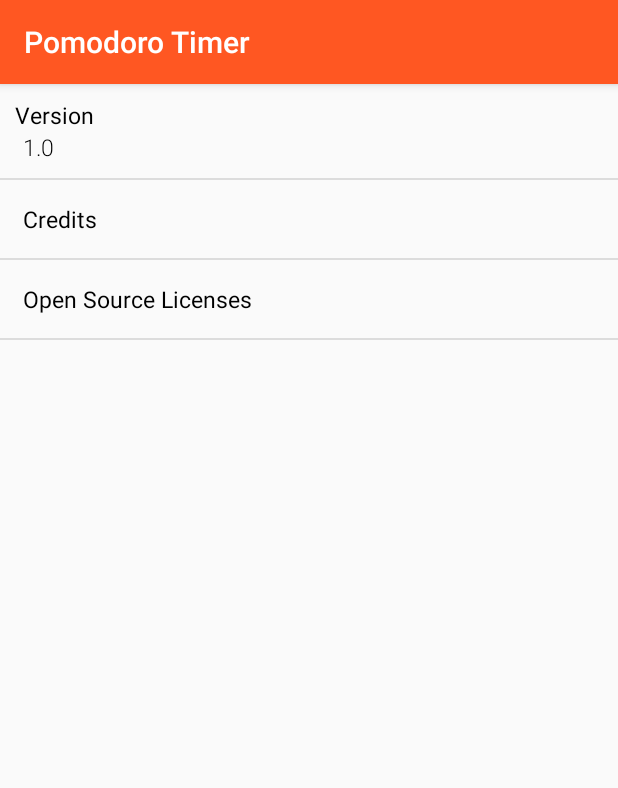
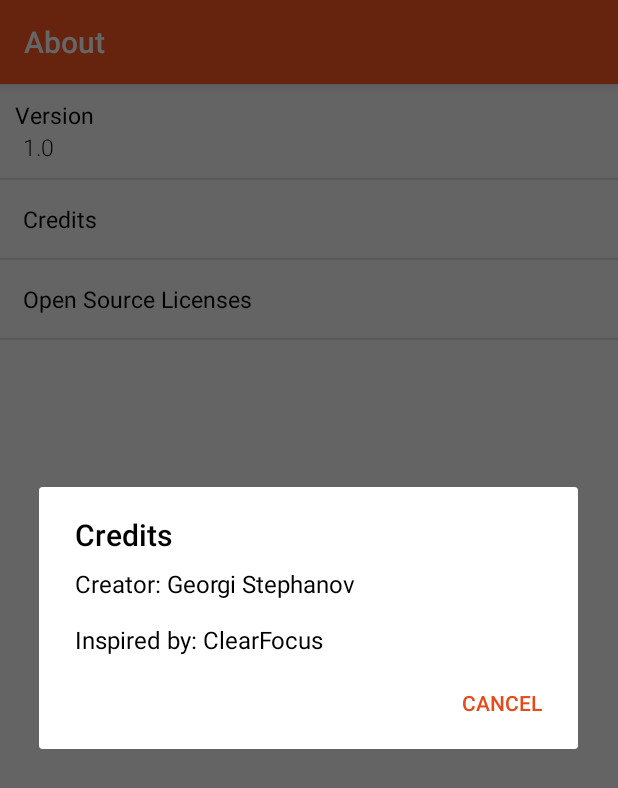
Before and after one commit to georgistephanov/AndroidPomodoroTimer, an Android app: the AboutActivity screen opened directly, with no data from a screen before it, after a tap on "Credits", on a phone screen of 412 x 824 dp. Shown: the top 788 px of the screen. Run offline under Robolectric (Android 15) with nearby library versions, the phone set to English and light mode, and no system bars; libraries missing offline, so code that uses them is left out: de.psdev.licensesdialog.

Commit message:
Completed the about activity and started working on the statistics activity

```diff
--- a/app/build.gradle
+++ b/app/build.gradle
@@ -32,7 +32,9 @@ dependencies {
 	implementation 'com.android.support:appcompat-v7:26.1.0'
 	implementation 'com.android.support.constraint:constraint-layout:1.0.2'
 	implementation 'com.android.support:support-v4:26.1.0'
+	compile 'com.jjoe64:graphview:4.2.1'
 	compile 'com.android.support.constraint:constraint-layout:1.0.2'
+	compile('de.psdev.licensesdialog:licensesdialog:1.8.3')
 	testImplementation 'junit:junit:4.12'
 	androidTestImplementation 'com.android.support.test:runner:1.0.1'
 	androidTestImplementation 'com.android.support.test.espresso:espresso-core:3.0.1'
--- a/app/src/main/java/com/georgistephanov/android/pomodorotimer/AboutActivity.java
+++ b/app/src/main/java/com/georgistephanov/android/pomodorotimer/AboutActivity.java
@@ -1,5 +1,7 @@
 package com.georgistephanov.android.pomodorotimer;
 
+import android.app.Dialog;
+import android.app.DialogFragment;
 import android.app.ListActivity;
 import android.content.Context;
 import android.os.Bundle;
@@ -10,6 +12,13 @@ import android.view.ViewGroup;
 import android.widget.ArrayAdapter;
 import android.widget.ListView;
 import android.widget.TextView;
+
+import de.psdev.licensesdialog.LicensesDialog;
+import de.psdev.licensesdialog.licenses.ApacheSoftwareLicense20;
+import de.psdev.licensesdialog.licenses.CreativeCommonsAttribution30Unported;
+import de.psdev.licensesdialog.licenses.License;
+import de.psdev.licensesdialog.model.Notice;
+import de.psdev.licensesdialog.model.Notices;
 
 /**
  * Created by Georgi on 07-Dec-17.
@@ -28,6 +37,7 @@ public class AboutActivity extends ListActivity {
 	public void onCreate(@Nullable Bundle savedInstanceState) {
 		super.onCreate(savedInstanceState);
 		setContentView(R.layout.activity_about);
+		setTitle(getResources().getString(R.string.menu_about));
 
 		// Populate the list
 		setListAdapter(new CustomAdapter(this));
@@ -36,6 +46,40 @@ public class AboutActivity extends ListActivity {
 	@Override
 	protected void onListItemClick(ListView l, View v, int position, long id) {
 		super.onListItemClick(l, v, position, id);
+
+		if (aboutNames[position].equals(aboutNames[1])) {
+
+			CreditsFragment fragment = new CreditsFragment();
+			fragment.setContext(this);
+			Dialog dialog = fragment.onCreateDialog(null);
+			dialog.show();
+
+		} else if (aboutNames[position].equals(aboutNames[2])) {
+			final Notices notices = new Notices();
+			final License apacheLicense = new ApacheSoftwareLicense20();
+			final License ccLicense = new CreativeCommonsAttribution30Unported();
+
+			notices.addNotice(new Notice(
+				"Notification sounds",
+				"https://notificationsounds.com/",
+				"Licensed under Creative Commons 4.0",
+				ccLicense
+			));
+
+			notices.addNotice(new Notice(
+					"LicensesDialog",
+					"http://psdev.de",
+					"Copyright 2013 Philip Schiffer <admin@psdev.de>",
+					apacheLicense
+			));
+
+
+			new LicensesDialog.Builder(AboutActivity.this)
+					.setNotices(notices)
+					.setTitle("Open Source Licenses")
+					.build()
+					.show();
+		}
 	}
 
 	private class CustomAdapter extends ArrayAdapter<String> {
--- /dev/null
+++ b/app/src/main/java/com/georgistephanov/android/pomodorotimer/CreditsFragment.java
@@ -0,0 +1,41 @@
+package com.georgistephanov.android.pomodorotimer;
+
+import android.app.AlertDialog;
+import android.app.Dialog;
+import android.app.DialogFragment;
+import android.content.Context;
+import android.content.DialogInterface;
+import android.os.Bundle;
+import android.text.Html;
+
+/**
+ * Created by Georgi on 07-Dec-17.
+ */
+
+public class CreditsFragment extends DialogFragment {
+	Context context;
+
+	public void setContext(Context context) {
+		this.context = context;
+	}
+
+	@Override
+	public Dialog onCreateDialog(Bundle savedInstanceState) {
+		if (context == null) {
+			throw new RuntimeException("No context has been provided to the CreditsFragment");
+		}
+
+		AlertDialog.Builder builder = new AlertDialog.Builder(context);
+		builder
+			.setTitle(context.getResources().getString(R.string.credits_title))
+			.setMessage(Html.fromHtml(context.getResources().getString(R.string.credits_body), Html.FROM_HTML_MODE_LEGACY))
+			.setNegativeButton(R.string.cancel, new DialogInterface.OnClickListener() {
+				@Override
+				public void onClick(DialogInterface dialogInterface, int i) {
+					dialogInterface.dismiss();
+				}
+			});
+
+		return builder.create();
+	}
+}
--- a/app/src/main/java/com/georgistephanov/android/pomodorotimer/MainActivity.java
+++ b/app/src/main/java/com/georgistephanov/android/pomodorotimer/MainActivity.java
@@ -137,7 +137,8 @@ public class MainActivity extends Activity implements PopupMenu.OnMenuItemClickL
 	public boolean onMenuItemClick(MenuItem menuItem) {
 		switch(menuItem.getItemId()) {
 			case R.id.menu_statistics:
-				return false;
+				startActivity(new Intent(this, StatisticsActivity.class));
+				return true;
 			case R.id.menu_settings:
 				startActivity(new Intent(this, SettingsActivity.class));
 				return true;
--- a/app/src/main/java/com/georgistephanov/android/pomodorotimer/SettingsActivity.java
+++ b/app/src/main/java/com/georgistephanov/android/pomodorotimer/SettingsActivity.java
@@ -55,6 +55,7 @@ public class SettingsActivity extends Activity {
 	protected void onCreate(Bundle savedInstanceState) {
 		super.onCreate(savedInstanceState);
 		setContentView(R.layout.activity_settings);
+		setTitle(getResources().getString(R.string.menu_settings));
 
 		res = this.getResources();
 
--- a/app/src/main/res/layout/activity_settings.xml
+++ b/app/src/main/res/layout/activity_settings.xml
@@ -1,4 +1,8 @@
 <?xml version="1.0" encoding="utf-8"?>
+<ScrollView xmlns:android="http://schemas.android.com/apk/res/android"
+	android:layout_width="match_parent"
+	android:layout_height="match_parent">
+
 	<LinearLayout
 		xmlns:android="http://schemas.android.com/apk/res/android"
 		xmlns:app="http://schemas.android.com/apk/res-auto"
@@ -12,3 +16,5 @@
 		tools:context="com.georgistephanov.android.pomodorotimer.SettingsActivity">
 
 	</LinearLayout>
+
+</ScrollView>
--- a/app/src/main/res/menu/actions.xml
+++ b/app/src/main/res/menu/actions.xml
@@ -2,7 +2,7 @@
 <menu xmlns:android="http://schemas.android.com/apk/res/android">
 	<item
 		android:id="@+id/menu_statistics"
-		android:title="@string/menu_previous_tasks"/>
+		android:title="@string/menu_statistics"/>
 	<item
 		android:id="@+id/menu_settings"
 		android:title="@string/menu_settings"/>
--- a/app/src/main/res/values/colors.xml
+++ b/app/src/main/res/values/colors.xml
@@ -5,6 +5,7 @@
 	<color name="colorAccent">#E64A19</color>
 
 	<color name="white">#FFF</color>
+	<color name="lightGray">#E0E0E0</color>
 	<color name="gray">#757575</color>
 	<color name="black">#000000</color>
 
--- a/app/src/main/res/values/strings.xml
+++ b/app/src/main/res/values/strings.xml
@@ -13,7 +13,7 @@
 	<string name="notification_break_text">Your break has finished. It\'s time for another task.</string>
 	<string name="title_activity_settings">Settings</string>
 
-	<string name="menu_previous_tasks">History</string>
+	<string name="menu_statistics">Statistics</string>
 	<string name="menu_settings">Settings</string>
 	<string name="menu_about">About</string>
 
@@ -28,12 +28,23 @@
 	<string name="settings_duration_label_minutes">%d minutes</string>
 	<string name="settings_duration_label_sessions">%d sessions</string>
 
-	<string name="settings_notification_play_sound">Play sound</string>
-	<string name="settings_notification_vibrate">Vibrate</string>
+	<string name="settings_notification_vibrate">Vibrate when session ends</string>
+	<string name="settings_notification_play_sound">Play sound when session ends</string>
 
 	<string name="settings_during_keep_screen">Keep the screen on</string>
 	<string name="settings_during_disable_sound_vibration">Disable sounds and vibration</string>
 	<string name="settings_during_disable_wifi">Disable Wi-Fi</string>
 
+	<string name="credits_title">Credits</string>
+	<string name="credits_body">
+			Creator: Georgi Stephanov
+			&lt;br /&gt;
+			&lt;br /&gt;
+			Inspired by: ClearFocus
+	</string>
+	<string name="cancel">Cancel</string>
+
+	<string name="last_month_statistics">Last month</string>
+
 	<string name="plain_string">%s</string>
 </resources>
--- a/app/src/main/res/values/styles.xml
+++ b/app/src/main/res/values/styles.xml
@@ -6,7 +6,17 @@
 		<item name="android:colorPrimary">@color/colorPrimary</item>
 		<item name="android:colorPrimaryDark">@color/colorPrimaryDark</item>
 		<item name="android:colorAccent">@color/colorAccent</item>
-		<item name="android:textColorPrimary">@color/white</item>
+		<item name="android:textColorPrimary">@color/black</item>
+		<item name="android:actionBarStyle">@style/AppTheme.ActionBarStyle</item>
+	</style>
+
+	<style name="AppTheme.ActionBarStyle" parent="@android:style/Widget.Material.Light.ActionBar">
+		<item name="android:titleTextStyle">@style/AppTheme.ActionBar.TitleTextStyle</item>
+		<item name="android:background">@color/colorPrimary</item>
+	</style>
+
+	<style name="AppTheme.ActionBar.TitleTextStyle" parent="@android:style/TextAppearance.Material.Widget.ActionBar.Title">
+		<item name="android:textColor">@color/white</item>
 	</style>
 
 	<style name="PopupMenu" parent="android:Widget.Material.PopupMenu.Overflow">
```
Also changed, not shown: app/src/main/AndroidManifest.xml (+4 -5 lines), app/src/main/java/com/georgistephanov/android/pomodorotimer/StatisticsActivity.java (added, +66 -0 lines), app/src/main/res/layout/activity_statistics.xml (added, +37 -0 lines). Lines whose indentation alone changed are shown as unchanged.
